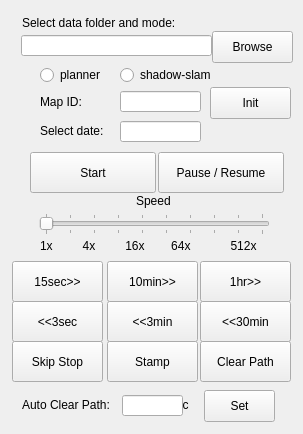
The window that windowContents.ui (Stanley80-Peng/VirtualMonitor) describes before a commit, drawn with Qt 5.
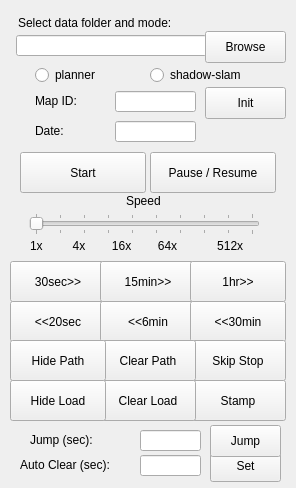
The same window after the commit.

Commit message: add load features

Patch:
```diff
--- a/windowContents.ui
+++ b/windowContents.ui
@@ -6,8 +6,8 @@
    <rect>
     <x>0</x>
     <y>0</y>
-    <width>303</width>
-    <height>434</height>
+    <width>296</width>
+    <height>488</height>
    </rect>
   </property>
   <property name="windowTitle">
@@ -16,7 +16,7 @@
   <widget class="QLineEdit" name="lineEdit_filepath">
    <property name="geometry">
     <rect>
-     <x>21</x>
+     <x>16</x>
      <y>35</y>
      <width>191</width>
      <height>21</height>
@@ -26,7 +26,7 @@
   <widget class="QPushButton" name="button_browse">
    <property name="geometry">
     <rect>
-     <x>212</x>
+     <x>205</x>
      <y>31</y>
      <width>81</width>
      <height>32</height>
@@ -42,7 +42,7 @@
   <widget class="QLabel" name="label_please">
    <property name="geometry">
     <rect>
-     <x>22</x>
+     <x>18</x>
      <y>15</y>
      <width>251</width>
      <height>16</height>
@@ -55,8 +55,8 @@
   <widget class="QLabel" name="label_mapid">
    <property name="geometry">
     <rect>
-     <x>40</x>
-     <y>94</y>
+     <x>35</x>
+     <y>93</y>
      <width>60</width>
      <height>16</height>
     </rect>
@@ -68,7 +68,7 @@
   <widget class="QLineEdit" name="lineEdit_mapid">
    <property name="geometry">
     <rect>
-     <x>120</x>
+     <x>115</x>
      <y>91</y>
      <width>81</width>
      <height>21</height>
@@ -78,7 +78,7 @@
   <widget class="QPushButton" name="button_init">
    <property name="geometry">
     <rect>
-     <x>210</x>
+     <x>205</x>
      <y>87</y>
      <width>81</width>
      <height>32</height>
@@ -97,7 +97,7 @@
    </property>
    <property name="geometry">
     <rect>
-     <x>120</x>
+     <x>115</x>
      <y>121</y>
      <width>81</width>
      <height>21</height>
@@ -107,20 +107,20 @@
   <widget class="QLabel" name="label_date">
    <property name="geometry">
     <rect>
-     <x>40</x>
+     <x>35</x>
      <y>123</y>
      <width>71</width>
      <height>16</height>
     </rect>
    </property>
    <property name="text">
-    <string>Select date:</string>
+    <string>Date:</string>
    </property>
   </widget>
   <widget class="QPushButton" name="button_start">
    <property name="geometry">
     <rect>
-     <x>30</x>
+     <x>20</x>
      <y>152</y>
      <width>126</width>
      <height>41</height>
@@ -136,7 +136,7 @@
   <widget class="QPushButton" name="button_pause">
    <property name="geometry">
     <rect>
-     <x>158</x>
+     <x>150</x>
      <y>152</y>
      <width>126</width>
      <height>41</height>
@@ -152,7 +152,7 @@
   <widget class="QLabel" name="label_speed">
    <property name="geometry">
     <rect>
-     <x>136</x>
+     <x>126</x>
      <y>193</y>
      <width>60</width>
      <height>16</height>
@@ -165,7 +165,7 @@
   <widget class="QSlider" name="slider_speed">
    <property name="geometry">
     <rect>
-     <x>39</x>
+     <x>29</x>
      <y>213</y>
      <width>231</width>
      <height>22</height>
@@ -193,22 +193,38 @@
   <widget class="QLabel" name="label_multiple">
    <property name="geometry">
     <rect>
-     <x>40</x>
+     <x>30</x>
      <y>238</y>
      <width>241</width>
      <height>16</height>
     </rect>
    </property>
    <property name="text">
-    <string>1x         4x         16x        64x            512x</string>
+    <string>1x         4x        16x        64x            512x</string>
+   </property>
+  </widget>
+  <widget class="QPushButton" name="button_forw30">
+   <property name="geometry">
+    <rect>
+     <x>10</x>
+     <y>261</y>
+     <width>96</width>
+     <height>41</height>
+    </rect>
+   </property>
+   <property name="cursor">
+    <cursorShape>PointingHandCursor</cursorShape>
+   </property>
+   <property name="text">
+    <string>30sec&gt;&gt;</string>
    </property>
   </widget>
   <widget class="QPushButton" name="button_forw15">
    <property name="geometry">
     <rect>
-     <x>12</x>
+     <x>100</x>
      <y>261</y>
-     <width>91</width>
+     <width>96</width>
      <height>41</height>
     </rect>
    </property>
@@ -216,31 +232,15 @@
     <cursorShape>PointingHandCursor</cursorShape>
    </property>
    <property name="text">
-    <string>15sec&gt;&gt;</string>
-   </property>
-  </widget>
-  <widget class="QPushButton" name="button_forw10">
-   <property name="geometry">
-    <rect>
-     <x>107</x>
-     <y>261</y>
-     <width>91</width>
-     <height>41</height>
-    </rect>
-   </property>
-   <property name="cursor">
-    <cursorShape>PointingHandCursor</cursorShape>
-   </property>
-   <property name="text">
-    <string>10min&gt;&gt;</string>
+    <string>15min&gt;&gt;</string>
    </property>
   </widget>
   <widget class="QPushButton" name="button_forw1h">
    <property name="geometry">
     <rect>
-     <x>200</x>
+     <x>190</x>
      <y>261</y>
-     <width>91</width>
+     <width>96</width>
      <height>41</height>
     </rect>
    </property>
@@ -254,9 +254,9 @@
   <widget class="QPushButton" name="button_back15">
    <property name="geometry">
     <rect>
-     <x>12</x>
+     <x>10</x>
      <y>301</y>
-     <width>91</width>
+     <width>96</width>
      <height>41</height>
     </rect>
    </property>
@@ -264,15 +264,15 @@
     <cursorShape>PointingHandCursor</cursorShape>
    </property>
    <property name="text">
-    <string>&lt;&lt;3sec</string>
+    <string>&lt;&lt;20sec</string>
    </property>
   </widget>
   <widget class="QPushButton" name="button_back3">
    <property name="geometry">
     <rect>
-     <x>107</x>
+     <x>100</x>
      <y>301</y>
-     <width>91</width>
+     <width>96</width>
      <height>41</height>
     </rect>
    </property>
@@ -280,15 +280,15 @@
     <cursorShape>PointingHandCursor</cursorShape>
    </property>
    <property name="text">
-    <string>&lt;&lt;3min</string>
+    <string>&lt;&lt;6min</string>
    </property>
   </widget>
   <widget class="QPushButton" name="button_back30">
    <property name="geometry">
     <rect>
-     <x>200</x>
+     <x>190</x>
      <y>301</y>
-     <width>91</width>
+     <width>96</width>
      <height>41</height>
     </rect>
    </property>
@@ -302,9 +302,9 @@
   <widget class="QPushButton" name="button_skip">
    <property name="geometry">
     <rect>
-     <x>12</x>
-     <y>341</y>
-     <width>91</width>
+     <x>190</x>
+     <y>340</y>
+     <width>96</width>
      <height>41</height>
     </rect>
    </property>
@@ -318,9 +318,9 @@
   <widget class="QPushButton" name="button_clear">
    <property name="geometry">
     <rect>
-     <x>200</x>
-     <y>341</y>
-     <width>91</width>
+     <x>100</x>
+     <y>340</y>
+     <width>96</width>
      <height>41</height>
     </rect>
    </property>
@@ -334,21 +334,21 @@
   <widget class="QLabel" name="label_auto">
    <property name="geometry">
     <rect>
-     <x>22</x>
-     <y>397</y>
+     <x>20</x>
+     <y>457</y>
      <width>191</width>
      <height>16</height>
     </rect>
    </property>
    <property name="text">
-    <string>Auto Clear Path:                  sec</string>
+    <string>Auto Clear (sec):</string>
    </property>
   </widget>
   <widget class="QLineEdit" name="lineEdit_auto">
    <property name="geometry">
     <rect>
-     <x>122</x>
-     <y>395</y>
+     <x>140</x>
+     <y>455</y>
      <width>61</width>
      <height>21</height>
     </rect>
@@ -357,8 +357,8 @@
   <widget class="QPushButton" name="button_set">
    <property name="geometry">
     <rect>
-     <x>204</x>
-     <y>390</y>
+     <x>210</x>
+     <y>450</y>
      <width>71</width>
      <height>32</height>
     </rect>
@@ -373,9 +373,9 @@
   <widget class="QPushButton" name="button_stamp">
    <property name="geometry">
     <rect>
-     <x>107</x>
-     <y>341</y>
-     <width>91</width>
+     <x>190</x>
+     <y>380</y>
+     <width>96</width>
      <height>41</height>
     </rect>
    </property>
@@ -389,9 +389,9 @@
   <widget class="QRadioButton" name="radio_planner">
    <property name="geometry">
     <rect>
-     <x>40</x>
+     <x>35</x>
      <y>65</y>
-     <width>100</width>
+     <width>71</width>
      <height>20</height>
     </rect>
    </property>
@@ -402,7 +402,7 @@
   <widget class="QRadioButton" name="radio_shadow">
    <property name="geometry">
     <rect>
-     <x>120</x>
+     <x>150</x>
      <y>65</y>
      <width>121</width>
      <height>20</height>
@@ -412,6 +412,90 @@
     <string>shadow-slam</string>
    </property>
   </widget>
+  <widget class="QPushButton" name="button_clear_load">
+   <property name="geometry">
+    <rect>
+     <x>100</x>
+     <y>380</y>
+     <width>96</width>
+     <height>41</height>
+    </rect>
+   </property>
+   <property name="cursor">
+    <cursorShape>PointingHandCursor</cursorShape>
+   </property>
+   <property name="text">
+    <string>Clear Load</string>
+   </property>
+  </widget>
+  <widget class="QPushButton" name="button_hide_path">
+   <property name="geometry">
+    <rect>
+     <x>10</x>
+     <y>340</y>
+     <width>96</width>
+     <height>41</height>
+    </rect>
+   </property>
+   <property name="cursor">
+    <cursorShape>PointingHandCursor</cursorShape>
+   </property>
+   <property name="text">
+    <string>Hide Path</string>
+   </property>
+  </widget>
+  <widget class="QPushButton" name="button_hide_load">
+   <property name="geometry">
+    <rect>
+     <x>10</x>
+     <y>380</y>
+     <width>96</width>
+     <height>41</height>
+    </rect>
+   </property>
+   <property name="cursor">
+    <cursorShape>PointingHandCursor</cursorShape>
+   </property>
+   <property name="text">
+    <string>Hide Load</string>
+   </property>
+  </widget>
+  <widget class="QPushButton" name="button_jump">
+   <property name="geometry">
+    <rect>
+     <x>210</x>
+     <y>425</y>
+     <width>71</width>
+     <height>32</height>
+    </rect>
+   </property>
+   <property name="text">
+    <string>Jump</string>
+   </property>
+  </widget>
+  <widget class="QLabel" name="label_jump">
+   <property name="geometry">
+    <rect>
+     <x>30</x>
+     <y>432</y>
+     <width>81</width>
+     <height>16</height>
+    </rect>
+   </property>
+   <property name="text">
+    <string>Jump (sec):</string>
+   </property>
+  </widget>
+  <widget class="QLineEdit" name="lineEdit_jump">
+   <property name="geometry">
+    <rect>
+     <x>140</x>
+     <y>430</y>
+     <width>61</width>
+     <height>21</height>
+    </rect>
+   </property>
+  </widget>
  </widget>
  <resources/>
  <connections/>
```
Left out of the diff: 6 changed lines with no effect on the pictures. The commit also changes 5 other files.
